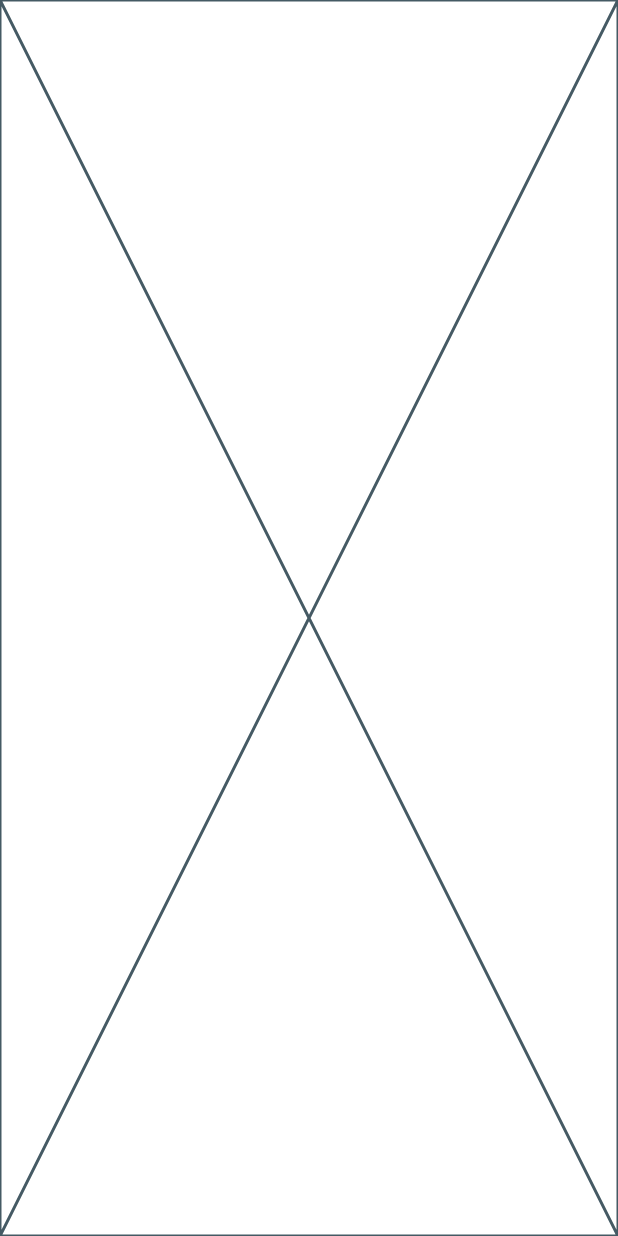
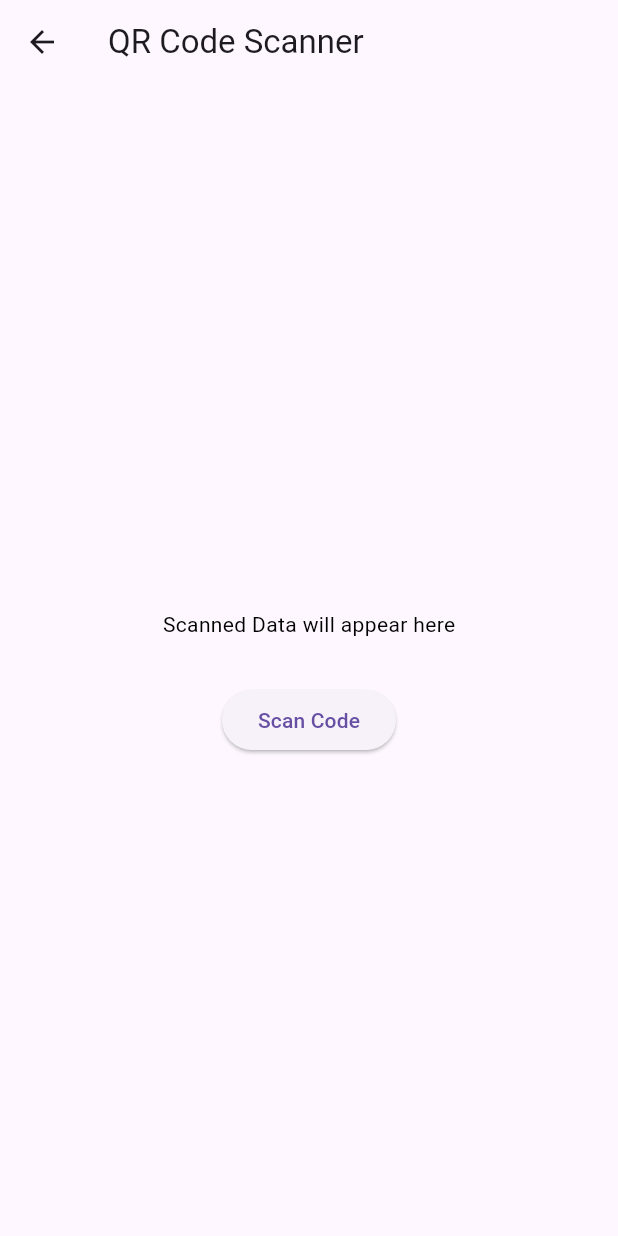
Before and after one commit to PRASHANTKUMAR-7/flutter, a Flutter app: the screen it shows after launch, after a tap on "Scan Qr Code", on a phone screen of 412 x 824 dp. Run offline on Flutter 3.47's test engine with Material 3 defaults, Android fonts, the phone set to English and light mode, and no system bars; our stand-ins replace qr_flutter; missing offline and left inert: flutter_barcode_scanner.

Commit message:
adding code of scanning qr code

```diff
--- a/practice/qr_code_scanner_generator/lib/generate_qr_code.dart
+++ b/practice/qr_code_scanner_generator/lib/generate_qr_code.dart
@@ -24,7 +24,6 @@
         title: Text('Generate QR Code'),
       ),
       body: Center(
-        child: SingleChildScrollView(
           child: Column(
             mainAxisAlignment: MainAxisAlignment.center,
             children: [
@@ -67,7 +66,6 @@
               ElevatedButton(onPressed:(){}, child:Text('Generate QR Code')),
             ],
           ),
-        ),
       ),
     );
   }
--- a/practice/qr_code_scanner_generator/lib/scan_qr_code.dart
+++ b/practice/qr_code_scanner_generator/lib/scan_qr_code.dart
@@ -1,4 +1,6 @@
 import 'package:flutter/material.dart';
+import 'package:flutter/services.dart';
+import 'package:flutter_barcode_scanner/flutter_barcode_scanner.dart';
 
 class ScanQrCode extends StatefulWidget {
   const ScanQrCode({super.key});
@@ -8,8 +10,36 @@
 }
 
 class _ScanQrCodeState extends State<ScanQrCode> {
+  String qrResult= 'Scanned Data will appear here';
+  Future<void> scanQR()async{
+    try{
+      final qrCode=await FlutterBarcodeScanner.scanBarcode('#ff666', 'Cancel',true,ScanMode.QR);
+      if(!mounted)return;
+      setState(() {
+        this.qrResult=qrCode.toString();
+      });
+
+    }on PlatformException{
+      qrResult='Fail to read QR code';
+    }
+  }
   @override
   Widget build(BuildContext context) {
-    return const Placeholder();
+    return Scaffold(
+      appBar: AppBar(title: Text('QR Code Scanner'),),
+      body: Center(
+          child: Column(
+            mainAxisAlignment: MainAxisAlignment.center,
+            children: [
+              SizedBox(height: 30,),
+              Text('$qrResult',style: TextStyle(color: Colors.black)),
+              SizedBox(height:30,),
+              ElevatedButton(onPressed:
+              scanQR, child:Text('Scan Code'))
+            ],
+          ),
+
+      ),
+    );
   }
 }
```
